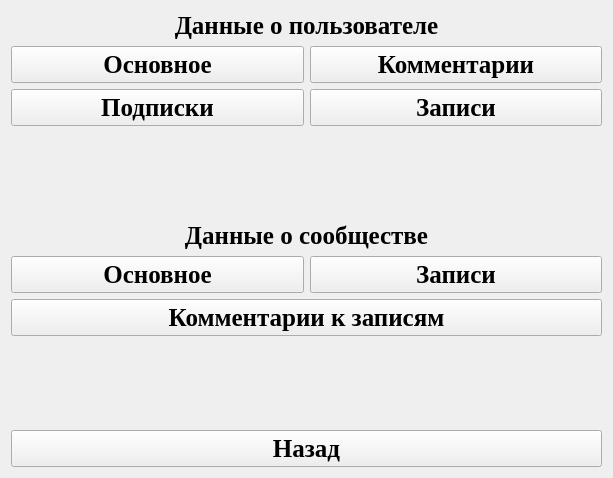
Above: app/vkFunctional.ui from sagitovich/lex before the change. Below: the same form after it.
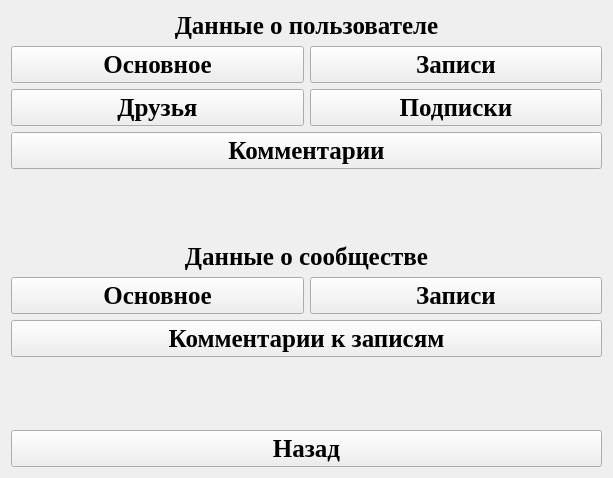
That is the form after the change.

Commit message: add vk_UserCommUser_Writer and make vk_UserCommUser rename TES -> lex

```diff
--- a/app/vkFunctional.ui
+++ b/app/vkFunctional.ui
@@ -40,21 +40,6 @@
    </item>
    <item>
     <layout class="QGridLayout" name="gridLayout">
-     <item row="1" column="0">
-      <widget class="QPushButton" name="userSubscr_btn">
-       <property name="font">
-        <font>
-         <family>Times New Roman</family>
-         <pointsize>19</pointsize>
-         <weight>75</weight>
-         <bold>true</bold>
-        </font>
-       </property>
-       <property name="text">
-        <string>Подписки</string>
-       </property>
-      </widget>
-     </item>
      <item row="0" column="0">
       <widget class="QPushButton" name="userMainData_btn">
        <property name="font">
@@ -73,8 +58,8 @@
        </property>
       </widget>
      </item>
-     <item row="0" column="1">
-      <widget class="QPushButton" name="userComm_btn">
+     <item row="1" column="0">
+      <widget class="QPushButton" name="userFriends_btn">
        <property name="font">
         <font>
          <family>Times New Roman</family>
@@ -84,11 +69,26 @@
         </font>
        </property>
        <property name="text">
-        <string>Комментарии</string>
+        <string>Друзья</string>
        </property>
       </widget>
      </item>
      <item row="1" column="1">
+      <widget class="QPushButton" name="userSubscr_btn">
+       <property name="font">
+        <font>
+         <family>Times New Roman</family>
+         <pointsize>19</pointsize>
+         <weight>75</weight>
+         <bold>true</bold>
+        </font>
+       </property>
+       <property name="text">
+        <string>Подписки</string>
+       </property>
+      </widget>
+     </item>
+     <item row="0" column="1">
       <widget class="QPushButton" name="userPosts_btn">
        <property name="font">
         <font>
@@ -103,6 +103,21 @@
        </property>
       </widget>
      </item>
+     <item row="2" column="0" colspan="2">
+      <widget class="QPushButton" name="userComm_btn">
+       <property name="font">
+        <font>
+         <family>Times New Roman</family>
+         <pointsize>19</pointsize>
+         <weight>75</weight>
+         <bold>true</bold>
+        </font>
+       </property>
+       <property name="text">
+        <string>Комментарии</string>
+       </property>
+      </widget>
+     </item>
     </layout>
    </item>
    <item>
```
The commit also changes 20 other files.
